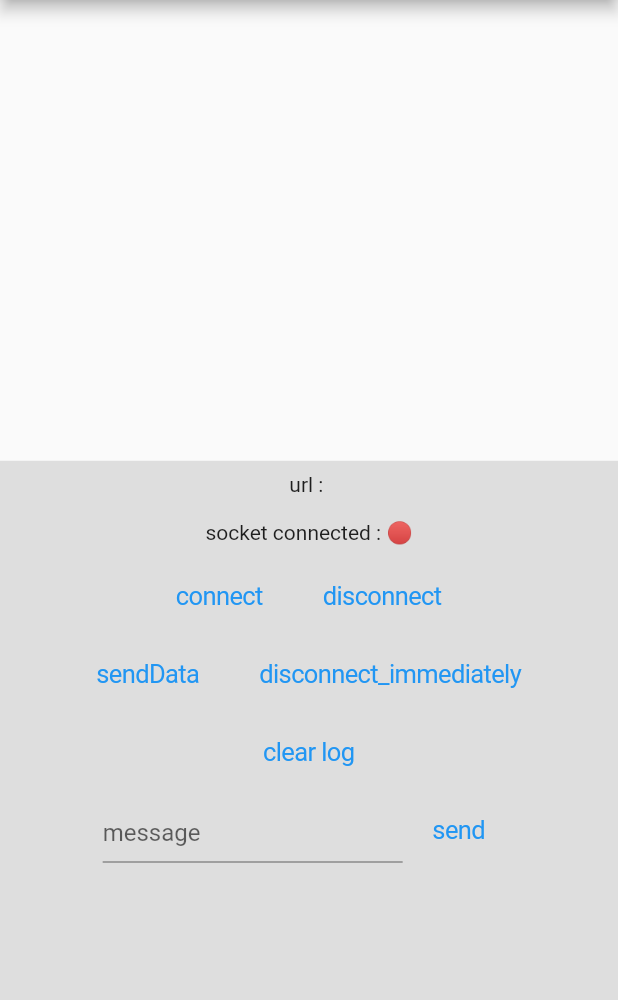
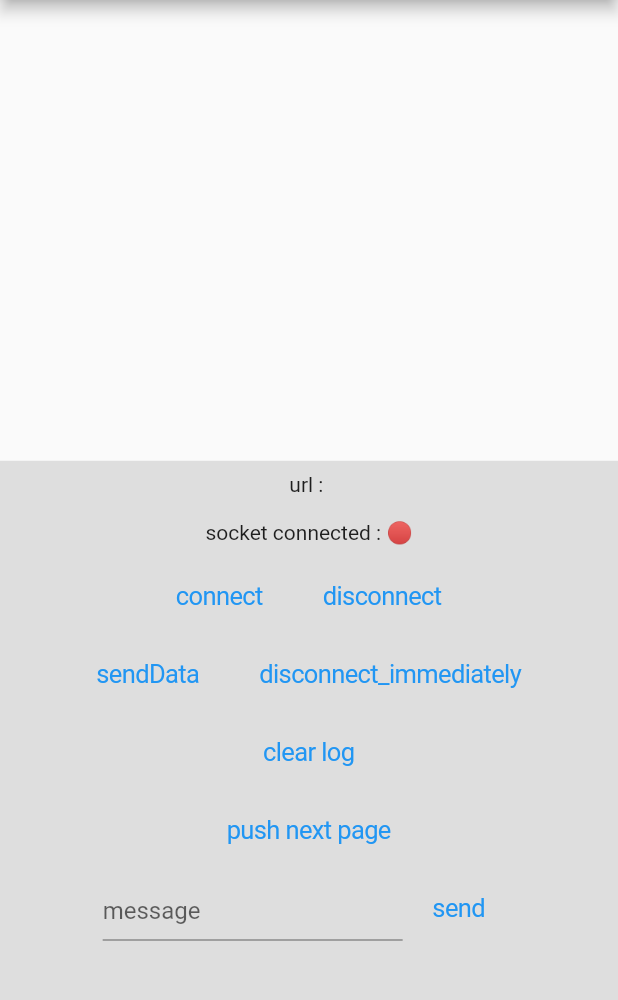
Before and after one commit to WangYng/better_web_socket, a Flutter app: the NormalPage screen opened directly, on a phone screen of 412 x 824 dp, the part 84-1084 px from its top. Run offline on Flutter 3.47's test engine with Material 2 defaults, Android fonts, the phone set to English and light mode, and no system bars; our stand-ins replace connectivity, tuple, visibility_detector.

Commit message:
[feature] publish v0.0.9

```diff
--- a/example/lib/normal_page.dart
+++ b/example/lib/normal_page.dart
@@ -9,6 +9,7 @@ import 'package:flutter/cupertino.dart';
 import 'package:flutter/material.dart';
 import 'package:flutter/widgets.dart';
 import 'package:provider/provider.dart';
+import 'package:visibility_detector/visibility_detector.dart';
 
 class NormalPage extends StatefulWidget {
   @override
@@ -29,6 +30,8 @@ class _NormalPageState extends State<NormalPage> {
   StreamSubscription loginCompleteSubscription;
 
   List<int> clientRequestIdList = [];
+
+  UniqueKey visibilityDetectorKey = UniqueKey();
 
   @override
   Widget build(BuildContext context) {
@@ -73,9 +76,25 @@ class _NormalPageState extends State<NormalPage> {
                 scrollDirection: Axis.vertical,
                 child: Column(
                   children: [
-                    Container(
-                      padding: EdgeInsets.all(8),
-                      child: Text("url : ${controller.value.url}"),
+                    VisibilityDetector(
+                      key: visibilityDetectorKey,
+                      child: Container(
+                        padding: EdgeInsets.all(8),
+                        child: Text("url : ${controller.value.url}"),
+                      ),
+                      onVisibilityChanged: (VisibilityInfo info) {
+                        // 这个框架在回调时有一个延迟, 目的是为了去重, 防止连续多次回调,
+                        // 相同的key如果连续多次触发, 只会返回最后一次
+                        // 如果不同的页面使用相同的Key, 同样也会去重
+                        // 当dispose后也会回调一次 visibleFraction = 0
+                        if (!_dispose) {
+                          if (info.visibleFraction > 0 ) {
+                            print("页面显示");
+                          } else {
+                            print("不显示");
+                          }
+                        }
+                      },
                     ),
                     Container(
                       padding: EdgeInsets.all(8),
@@ -119,6 +138,16 @@ class _NormalPageState extends State<NormalPage> {
                       child: Text("clear log"),
                       onPressed: () {
                         clear(context);
+                      },
+                    ),
+                    CupertinoButton(
+                      child: Text("push next page"),
+                      onPressed: () {
+                        Navigator.of(context).push(CupertinoPageRoute(
+                          builder: (context) {
+                            return NormalPage();
+                          },
+                        ));
                       },
                     ),
                     Row(
@@ -249,6 +278,7 @@ class _NormalPageState extends State<NormalPage> {
     return result;
   }
 
+  bool _dispose = false;
   @override
   void dispose() {
     scrollController.dispose();
@@ -257,6 +287,9 @@ class _NormalPageState extends State<NormalPage> {
     responseStateSubscription?.cancel();
     loginCompleteSubscription?.cancel();
     controller.stopWebSocketConnectAfter();
+
+    _dispose = true;
+    print("页面关闭");
     super.dispose();
   }
 }
--- a/example/pubspec.yaml
+++ b/example/pubspec.yaml
@@ -25,6 +25,8 @@ dependencies:
   # The following adds the Cupertino Icons font to your application.
   # Use with the CupertinoIcons class for iOS style icons.
   cupertino_icons: ^1.0.0
+
+  visibility_detector: ^0.1.5
 
 dev_dependencies:
   flutter_test:
```
Also changed, not shown: pubspec.yaml (+5 -5 lines), 3 other files.
